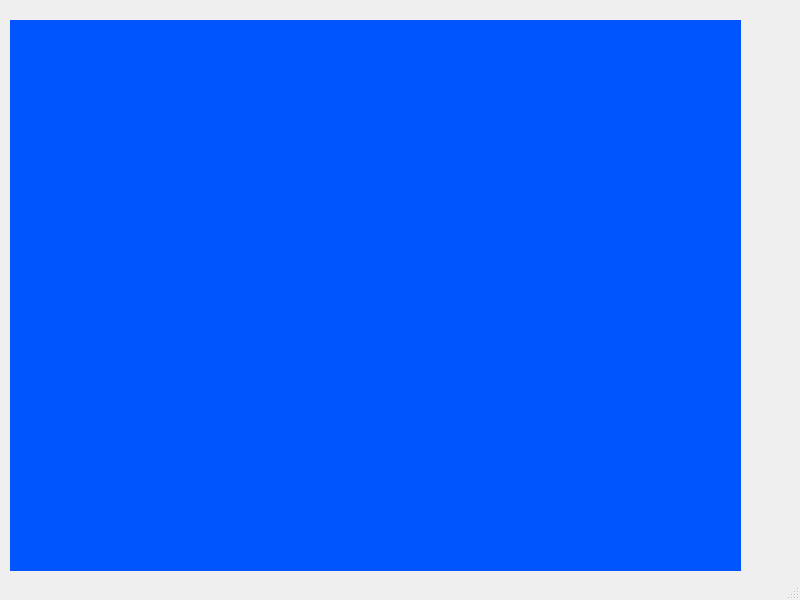
The window that Code/PaperFriend/mainwindow.ui (RomainPuech/Paper-Friend) describes before a commit, drawn with Qt 5.
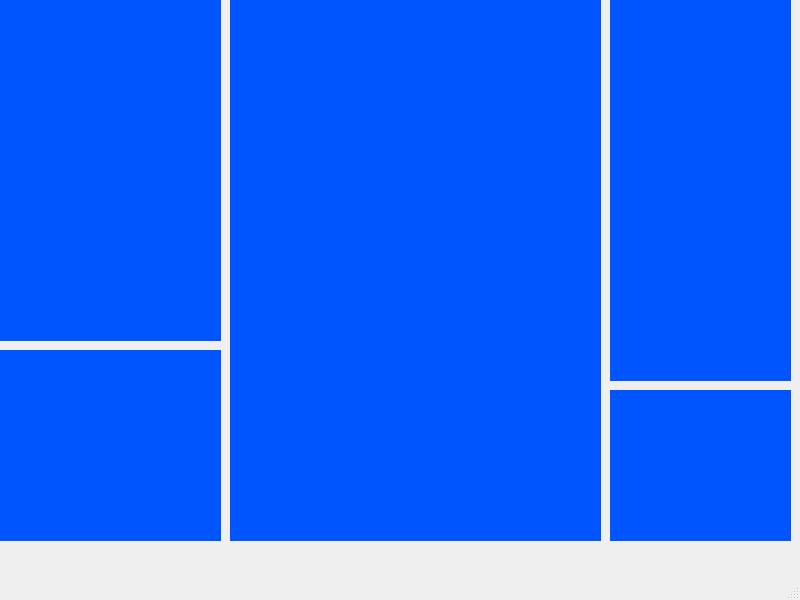
The same window after the commit.

Diff of the .ui file:
```diff
--- a/Code/PaperFriend/mainwindow.ui
+++ b/Code/PaperFriend/mainwindow.ui
@@ -17,10 +17,10 @@
    <widget class="QFrame" name="frame">
     <property name="geometry">
      <rect>
-      <x>10</x>
-      <y>20</y>
-      <width>731</width>
-      <height>551</height>
+      <x>610</x>
+      <y>0</y>
+      <width>181</width>
+      <height>381</height>
      </rect>
     </property>
     <property name="styleSheet">
@@ -28,6 +28,62 @@
     </property>
     <layout class="QHBoxLayout" name="horizontalLayout"/>
    </widget>
+   <widget class="QFrame" name="frame_2">
+    <property name="geometry">
+     <rect>
+      <x>610</x>
+      <y>390</y>
+      <width>181</width>
+      <height>151</height>
+     </rect>
+    </property>
+    <property name="styleSheet">
+     <string notr="true">background-color: rgb(0, 85, 255);</string>
+    </property>
+    <layout class="QHBoxLayout" name="horizontalLayout_2"/>
+   </widget>
+   <widget class="QFrame" name="frame_3">
+    <property name="geometry">
+     <rect>
+      <x>0</x>
+      <y>0</y>
+      <width>221</width>
+      <height>341</height>
+     </rect>
+    </property>
+    <property name="styleSheet">
+     <string notr="true">background-color: rgb(0, 85, 255);</string>
+    </property>
+    <layout class="QHBoxLayout" name="horizontalLayout_3"/>
+   </widget>
+   <widget class="QFrame" name="frame_4">
+    <property name="geometry">
+     <rect>
+      <x>0</x>
+      <y>350</y>
+      <width>221</width>
+      <height>191</height>
+     </rect>
+    </property>
+    <property name="styleSheet">
+     <string notr="true">background-color: rgb(0, 85, 255);</string>
+    </property>
+    <layout class="QHBoxLayout" name="horizontalLayout_4"/>
+   </widget>
+   <widget class="QFrame" name="frame_5">
+    <property name="geometry">
+     <rect>
+      <x>230</x>
+      <y>0</y>
+      <width>371</width>
+      <height>541</height>
+     </rect>
+    </property>
+    <property name="styleSheet">
+     <string notr="true">background-color: rgb(0, 85, 255);</string>
+    </property>
+    <layout class="QHBoxLayout" name="horizontalLayout_5"/>
+   </widget>
   </widget>
   <widget class="QMenuBar" name="menubar">
    <property name="geometry">
```
Left out of the diff: 2 changed lines with no effect on the pictures.
